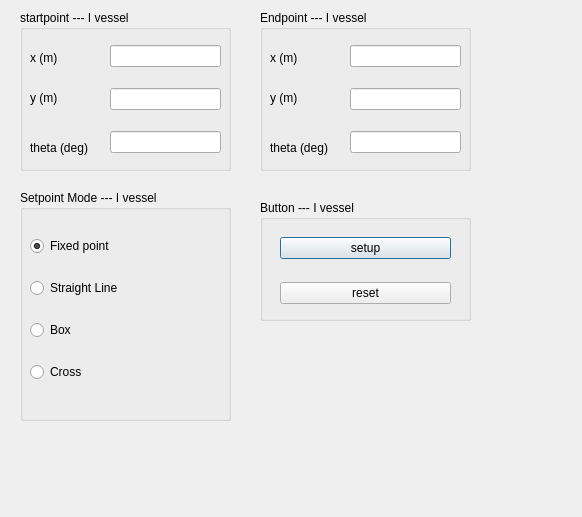
Old version of the form DPfloatover/QT/dialogsetpoints.ui in the repository Forrest-Z/USV-robotics.
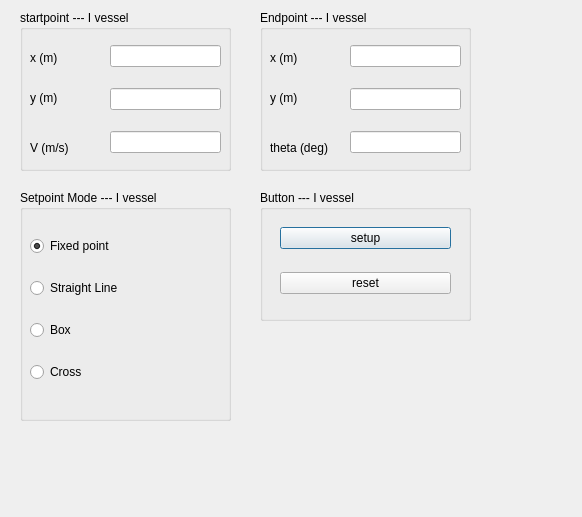
New version of the form.

Diff of the .ui file:
```diff
--- a/DPfloatover/QT/dialogsetpoints.ui
+++ b/DPfloatover/QT/dialogsetpoints.ui
@@ -61,7 +61,7 @@
      </rect>
     </property>
     <property name="text">
-     <string>theta (deg)</string>
+     <string>V (m/s)</string>
     </property>
    </widget>
    <widget class="QWidget" name="layoutWidget">
@@ -149,15 +149,15 @@
    <property name="geometry">
     <rect>
      <x>260</x>
-     <y>200</y>
+     <y>190</y>
      <width>211</width>
-     <height>121</height>
+     <height>131</height>
     </rect>
    </property>
    <property name="title">
     <string>Button --- I vessel</string>
    </property>
-   <widget class="QWidget" name="">
+   <widget class="QWidget" name="layoutWidget">
     <property name="geometry">
      <rect>
       <x>20</x>
```
